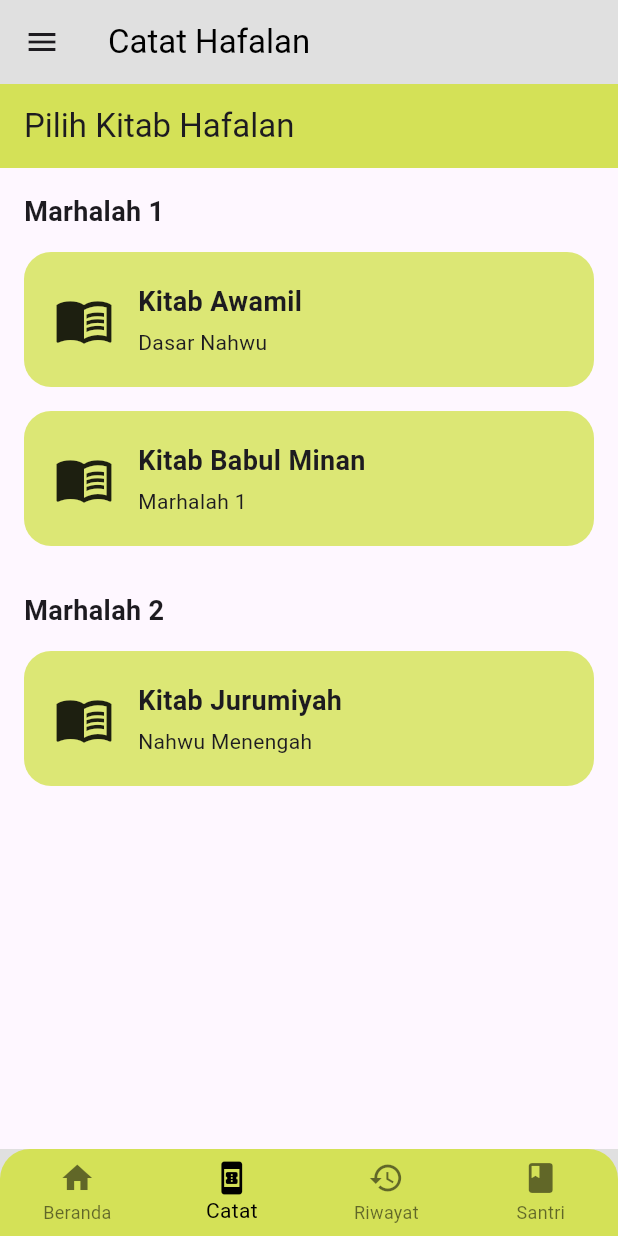
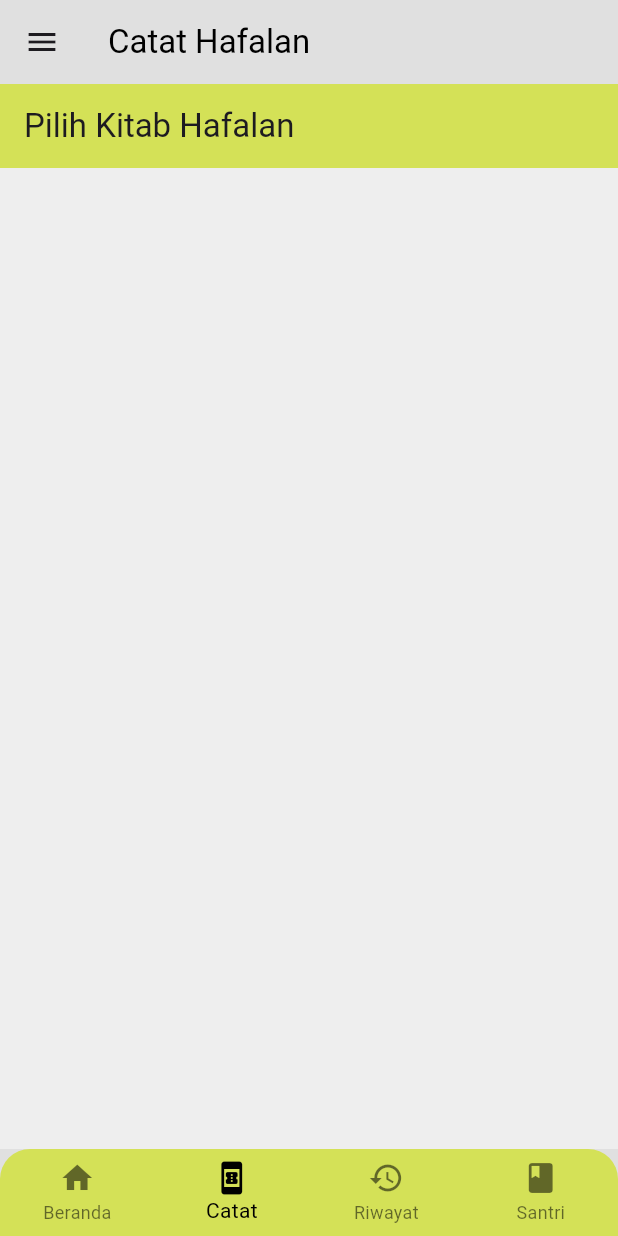
Before and after one commit to kaedehara2/Hafalan_kitab, a Flutter app: the DashboardPage screen opened directly with empty values, item 2 of the bottom bar chosen, on a phone screen of 412 x 824 dp. Run offline on Flutter 3.47's test engine with Material 3 defaults, Android fonts, the phone set to English and light mode, and no system bars; our stand-ins replace supabase_flutter; accounts and stored records are empty.

Commit message:
perbaikan pilih kitab

```diff
--- a/lib/pembimbing/dashboard.dart
+++ b/lib/pembimbing/dashboard.dart
@@ -5,7 +5,7 @@ import 'package:hafalan_kitab/login.dart';
 
 import 'profil.dart';
 import 'keloladatasantri/keloladatasantri.dart';
-import 'marhalah1/pilih_kitab.dart';
+import 'package:hafalan_kitab/pembimbing/pilihkitab.dart';
 import 'riwayathafalan.dart';
 import 'setorancadangan.dart';
 
@@ -58,7 +58,10 @@ class _DashboardPageState
   buildBeranda(),
 
   PilihKitabPage(
-    username: widget.username,
+    username:
+    widget.username,
+    marhalah:
+      widget.marhalah,
   ),
 
   RiwayatHafalanPage(
@@ -172,7 +175,10 @@ class _DashboardPageState
       buildBeranda(),
 
       PilihKitabPage(
-        username: widget.username,
+      username:
+        widget.username,
+      marhalah:
+        widget.marhalah,
       ),
 
       RiwayatHafalanPage(
--- a/lib/pembimbing/marhalah1/pilih_kitab.dart
+++ /dev/null
@@ -1,180 +0,0 @@
-import 'package:flutter/material.dart';
-
-import 'awamil.dart';
-import 'babulminan.dart';
-import '../marhalah2/jurumiyah.dart';
-
-class PilihKitabPage extends StatelessWidget {
-
-  final String username;
-
-  const PilihKitabPage({
-    super.key,
-    required this.username,
-  });
-
-  @override
-  Widget build(BuildContext context) {
-
-    return Scaffold(
-
-      appBar: AppBar(
-        title: const Text(
-          "Pilih Kitab Hafalan",
-        ),
-        backgroundColor: Colors.lime[400],
-      ),
-
-      body: Padding(
-        padding: const EdgeInsets.all(16),
-
-        child: ListView(
-          children: [
-
-            // ================= MARHALAH 1 =================
-            const Text(
-              "Marhalah 1",
-              style: TextStyle(
-                fontSize: 18,
-                fontWeight: FontWeight.bold,
-              ),
-            ),
-
-            const SizedBox(height: 14),
-
-            _buildKitabCard(
-              context,
-              title: "Kitab Awamil",
-              subtitle: "Dasar Nahwu",
-              onTap: () {
-
-                Navigator.push(
-                  context,
-
-                  MaterialPageRoute(
-                    builder: (_) => AwamilPage(
-                      username: username,
-                    ),
-                  ),
-                );
-              },
-            ),
-
-            const SizedBox(height: 16),
-
-            _buildKitabCard(
-              context,
-              title: "Kitab Babul Minan",
-              subtitle: "Marhalah 1",
-              onTap: () {
-
-                Navigator.push(
-                  context,
-
-                  MaterialPageRoute(
-                    builder: (_) => const BabulMinanPage(),
-                  ),
-                );
-              },
-            ),
-
-            const SizedBox(height: 30),
-
-            // ================= MARHALAH 2 =================
-            const Text(
-              "Marhalah 2",
-              style: TextStyle(
-                fontSize: 18,
-                fontWeight: FontWeight.bold,
-              ),
-            ),
-
-            const SizedBox(height: 14),
-
-            _buildKitabCard(
-              context,
-              title: "Kitab Jurumiyah",
-              subtitle: "Nahwu Menengah",
-              onTap: () {
-
-                Navigator.push(
-                  context,
-
-                  MaterialPageRoute(
-                    builder: (_) => JurumiyahPage(
-                      username: username,
-                    ),
-                  ),
-                );
-              },
-            ),
-          ],
-        ),
-      ),
-    );
-  }
-
-  // ================= CARD KITAB =================
-  Widget _buildKitabCard(
-    BuildContext context, {
-
-    required String title,
-    required String subtitle,
-    required VoidCallback onTap,
-
-  }) {
-
-    return InkWell(
-
-      onTap: onTap,
-
-      borderRadius: BorderRadius.circular(18),
-
-      child: Container(
-
-        width: double.infinity,
-
-        padding: const EdgeInsets.all(20),
-
-        decoration: BoxDecoration(
-          color: Colors.lime[300],
-          borderRadius: BorderRadius.circular(18),
-        ),
-
-        child: Row(
-          children: [
-
-            const Icon(
-              Icons.menu_book,
-              size: 40,
-            ),
-
-            const SizedBox(width: 16),
-
-            Expanded(
-              child: Column(
-                crossAxisAlignment:
-                    CrossAxisAlignment.start,
-
-                children: [
-
-                  Text(
-                    title,
-                    style: const TextStyle(
-                      fontSize: 18,
-                      fontWeight: FontWeight.bold,
-                    ),
-                  ),
-
-                  const SizedBox(height: 4),
-
-                  Text(subtitle),
-                ],
-              ),
-            ),
-          ],
-        ),
-      ),
-    );
-  }
-}
--- a/lib/pembimbing/marhalah3/imriti.dart
+++ b/lib/pembimbing/marhalah3/imrithi.dart
@@ -1,7 +1,7 @@
 import 'package:flutter/material.dart';
 
-class ImritiPage extends StatelessWidget {
-  const ImritiPage ({super.key});
+class ImrithiPage extends StatelessWidget {
+  const ImrithiPage ({super.key});
 
   @override
   Widget build(BuildContext context) {
--- /dev/null
+++ b/lib/pembimbing/pilihkitab.dart
@@ -0,0 +1,273 @@
+import 'package:flutter/material.dart';
+
+import '../marhalah1/awamil.dart';
+import '../marhalah1/babulminan.dart';
+
+import '../marhalah2/jurumiyah.dart';
+
+import '../marhalah3/imrithi.dart';
+import '../marhalah3/maqsud.dart';
+
+import '../marhalah4/alfiyah.dart';
+
+class PilihKitabPage extends StatelessWidget {
+  final String username;
+  final String marhalah;
+
+  const PilihKitabPage({
+    super.key,
+    required this.username,
+    required this.marhalah,
+  });
+
+  @override
+  Widget build(BuildContext context) {
+    return Scaffold(
+      appBar: AppBar(
+        title: const Text(
+          "Pilih Kitab Hafalan",
+        ),
+        backgroundColor: Colors.lime[400],
+      ),
+
+      backgroundColor: Colors.grey[200],
+
+      body: Padding(
+        padding: const EdgeInsets.all(16),
+
+        child: ListView(
+          children: [
+
+            // ================= MARHALAH 1 =================
+            if (marhalah == 'Marhalah 1') ...[
+
+              const Text(
+                "Marhalah 1",
+                style: TextStyle(
+                  fontSize: 20,
+                  fontWeight: FontWeight.bold,
+                ),
+              ),
+
+              const SizedBox(height: 16),
+
+              _buildKitabCard(
+                context,
+                title: "Kitab Awamil",
+                subtitle: "Dasar Nahwu",
+                onTap: () {
+
+                  Navigator.push(
+                    context,
+
+                    MaterialPageRoute(
+                      builder: (_) => AwamilPage(
+                        username: username,
+                      ),
+                    ),
+                  );
+                },
+              ),
+
+              const SizedBox(height: 16),
+
+              _buildKitabCard(
+                context,
+                title: "Kitab Babul Minan",
+                subtitle: "Marhalah 1",
+                onTap: () {
+
+                  Navigator.push(
+                    context,
+
+                    MaterialPageRoute(
+                      builder: (_) =>
+                          const BabulMinanPage(),
+                    ),
+                  );
+                },
+              ),
+            ],
+
+            // ================= MARHALAH 2 =================
+            if (marhalah == 'Marhalah 2') ...[
+
+              const Text(
+                "Marhalah 2",
+                style: TextStyle(
+                  fontSize: 20,
+                  fontWeight: FontWeight.bold,
+                ),
+              ),
+
+              const SizedBox(height: 16),
+
+              _buildKitabCard(
+                context,
+                title: "Kitab Jurumiyah",
+                subtitle: "Nahwu Menengah",
+                onTap: () {
+
+                  Navigator.push(
+                    context,
+
+                    MaterialPageRoute(
+                      builder: (_) => JurumiyahPage(
+                        username: username,
+                      ),
+                    ),
+                  );
+                },
+              ),
+            ],
+
+            // ================= MARHALAH 3 =================
+            if (marhalah == 'Marhalah 3') ...[
+
+              const Text(
+                "Marhalah 3",
+                style: TextStyle(
+                  fontSize: 20,
+                  fontWeight: FontWeight.bold,
+                ),
+              ),
+
+              const SizedBox(height: 16),
+
+              _buildKitabCard(
+                context,
+                title: "Kitab Nadhom Imrithi",
+                subtitle: "Dalam Pengembangan",
+                onTap: () {
+
+                  Navigator.push(
+                    context,
+
+                    MaterialPageRoute(
+                      builder: (_) =>
+                          const ImrithiPage(),
+                    ),
+                  );
+                },
+              ),
+
+              const SizedBox(height: 16),
+
+              _buildKitabCard(
+                context,
+                title: "Kitab Nadhom Maqsud",
+                subtitle: "Dalam Pengembangan",
+                onTap: () {
+
+                  Navigator.push(
+                    context,
+
+                    MaterialPageRoute(
+                      builder: (_) =>
+                          const MaqsudPage(),
+                    ),
+                  );
+                },
+              ),
+            ],
+
+            // ================= MARHALAH 4 =================
+            if (marhalah == 'Marhalah 4') ...[
+
+              const Text(
+                "Marhalah 4",
+                style: TextStyle(
+                  fontSize: 20,
+                  fontWeight: FontWeight.bold,
+                ),
+              ),
+
+              const SizedBox(height: 16),
+
+              _buildKitabCard(
+                context,
+                title: "Kitab Alfiyah Ibn Malik",
+                subtitle: "Dalam Pengembangan",
+                onTap: () {
+
+                  Navigator.push(
+                    context,
+
+                    MaterialPageRoute(
+                      builder: (_) =>
+                          const AlfiyahPage(),
+                    ),
+                  );
+                },
+              ),
+            ],
+          ],
+        ),
+      ),
+    );
+  }
+
+  // ================= CARD KITAB =================
+  Widget _buildKitabCard(
+    BuildContext context, {
+
+    required String title,
+    required String subtitle,
+    required VoidCallback onTap,
+
+  }) {
+
+    return InkWell(
+
+      onTap: onTap,
+
+      borderRadius: BorderRadius.circular(18),
+
+      child: Container(
+
+        width: double.infinity,
+
+        padding: const EdgeInsets.all(20),
+
+        decoration: BoxDecoration(
+          color: Colors.lime[300],
+          borderRadius: BorderRadius.circular(18),
+        ),
+
+        child: Row(
+          children: [
+
+            const Icon(
+              Icons.menu_book,
+              size: 40,
+            ),
+
+            const SizedBox(width: 16),
+
+            Expanded(
+              child: Column(
+                crossAxisAlignment:
+                    CrossAxisAlignment.start,
+
+                children: [
+
+                  Text(
+                    title,
+                    style: const TextStyle(
+                      fontSize: 18,
+                      fontWeight: FontWeight.bold,
+                    ),
+                  ),
+
+                  const SizedBox(height: 4),
+
+                  Text(subtitle),
+                ],
+              ),
+            ),
+          ],
+        ),
+      ),
+    );
+  }
+}
```
